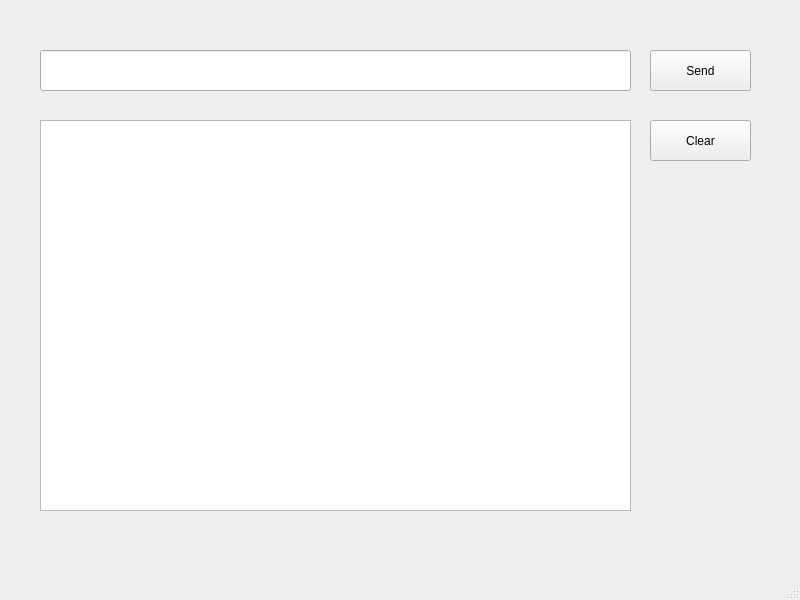
First picture: the form in Terminal/mainwindow.ui, repository danh21/QT_Terminal, before the edit.
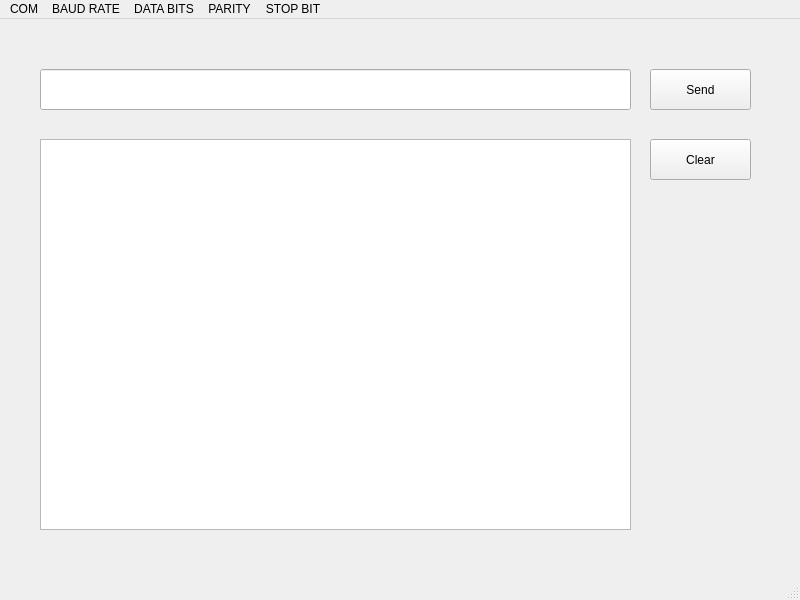
Second picture: the form after the edit.

What changed in the file:
```diff
--- a/Terminal/mainwindow.ui
+++ b/Terminal/mainwindow.ui
@@ -78,6 +78,65 @@
      <height>26</height>
     </rect>
    </property>
+   <widget class="QMenu" name="menuCOM">
+    <property name="minimumSize">
+     <size>
+      <width>0</width>
+      <height>0</height>
+     </size>
+    </property>
+    <property name="title">
+     <string>COM</string>
+    </property>
+    <addaction name="actionCOM1"/>
+    <addaction name="actionCOM2"/>
+    <addaction name="actionCOM3"/>
+   </widget>
+   <widget class="QMenu" name="menuBaud">
+    <property name="title">
+     <string>BAUD RATE</string>
+    </property>
+    <addaction name="action1200"/>
+    <addaction name="action2400"/>
+    <addaction name="action4800"/>
+    <addaction name="action9600"/>
+    <addaction name="action19200"/>
+    <addaction name="action38400"/>
+    <addaction name="action57600"/>
+    <addaction name="action115200"/>
+   </widget>
+   <widget class="QMenu" name="menuDATA">
+    <property name="title">
+     <string>DATA BITS</string>
+    </property>
+    <addaction name="action5"/>
+    <addaction name="action6"/>
+    <addaction name="action7"/>
+    <addaction name="action8"/>
+   </widget>
+   <widget class="QMenu" name="menuPARITY">
+    <property name="title">
+     <string>PARITY</string>
+    </property>
+    <addaction name="actionNone"/>
+    <addaction name="actionEven"/>
+    <addaction name="actionOdd"/>
+    <addaction name="actionSpace"/>
+    <addaction name="actionMark"/>
+   </widget>
+   <widget class="QMenu" name="menuSTOP_BIT">
+    <property name="title">
+     <string>STOP BIT</string>
+    </property>
+    <addaction name="action1"/>
+    <addaction name="action1_5"/>
+    <addaction name="action2"/>
+   </widget>
+   <addaction name="menuCOM"/>
+   <addaction name="menuBaud"/>
+   <addaction name="menuDATA"/>
+   <addaction name="menuPARITY"/>
+   <addaction name="menuSTOP_BIT"/>
   </widget>
   <widget class="QStatusBar" name="statusbar"/>
  </widget>
```
Left out of the diff: 205 changed lines with no effect on the pictures.
